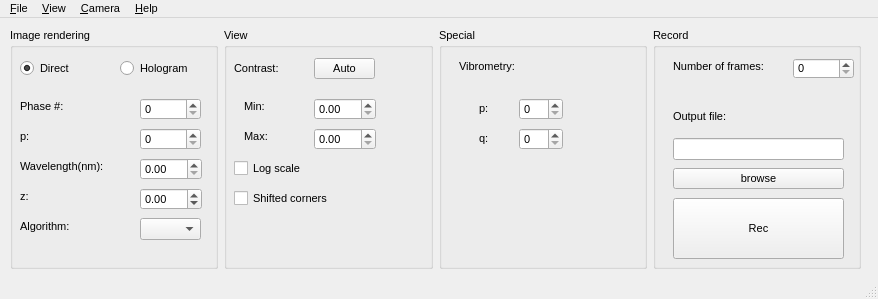
Old version of the form Holovibes/main_window.ui in the repository DigitalHolography/Holovibes.
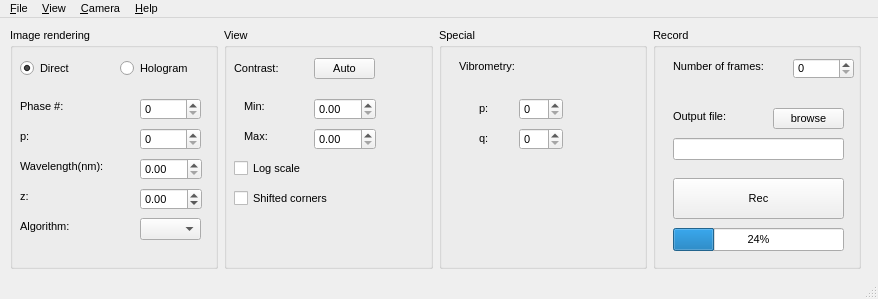
New version of the form. Custom widgets are drawn as their Qt base class.

Commit message: browse function and progress bar

Diff of the .ui file:
```diff
--- a/Holovibes/main_window.ui
+++ b/Holovibes/main_window.ui
@@ -434,9 +434,9 @@
        <widget class="QPushButton" name="browsePushButton">
         <property name="geometry">
          <rect>
-          <x>20</x>
-          <y>140</y>
-          <width>171</width>
+          <x>120</x>
+          <y>80</y>
+          <width>71</width>
           <height>21</height>
          </rect>
         </property>
@@ -471,15 +471,28 @@
         <property name="geometry">
          <rect>
           <x>20</x>
-          <y>170</y>
+          <y>150</y>
           <width>171</width>
-          <height>61</height>
+          <height>41</height>
          </rect>
         </property>
         <property name="text">
          <string>Rec</string>
         </property>
        </widget>
+       <widget class="QProgressBar" name="recordProgressBar">
+        <property name="geometry">
+         <rect>
+          <x>20</x>
+          <y>200</y>
+          <width>171</width>
+          <height>23</height>
+         </rect>
+        </property>
+        <property name="value">
+         <number>24</number>
+        </property>
+       </widget>
       </widget>
      </item>
     </layout>
```
Left out of the diff: 25 changed lines with no effect on the pictures. The commit also changes 2 other files.
